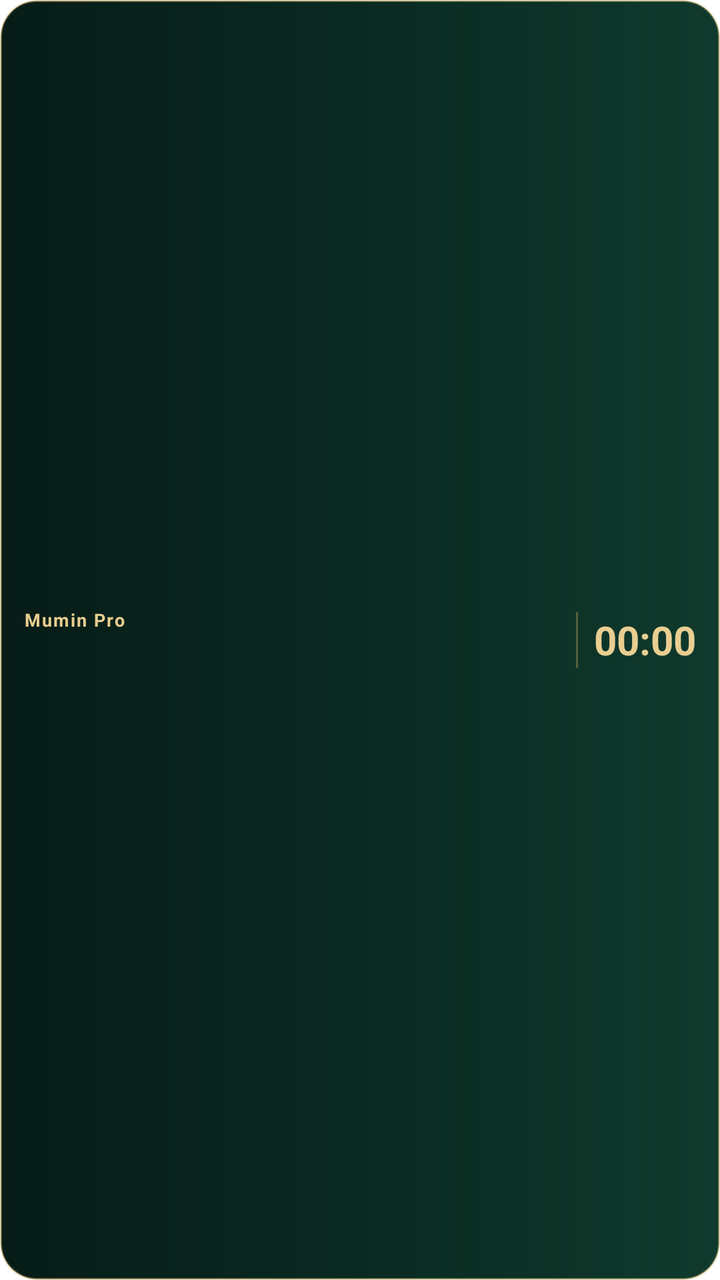
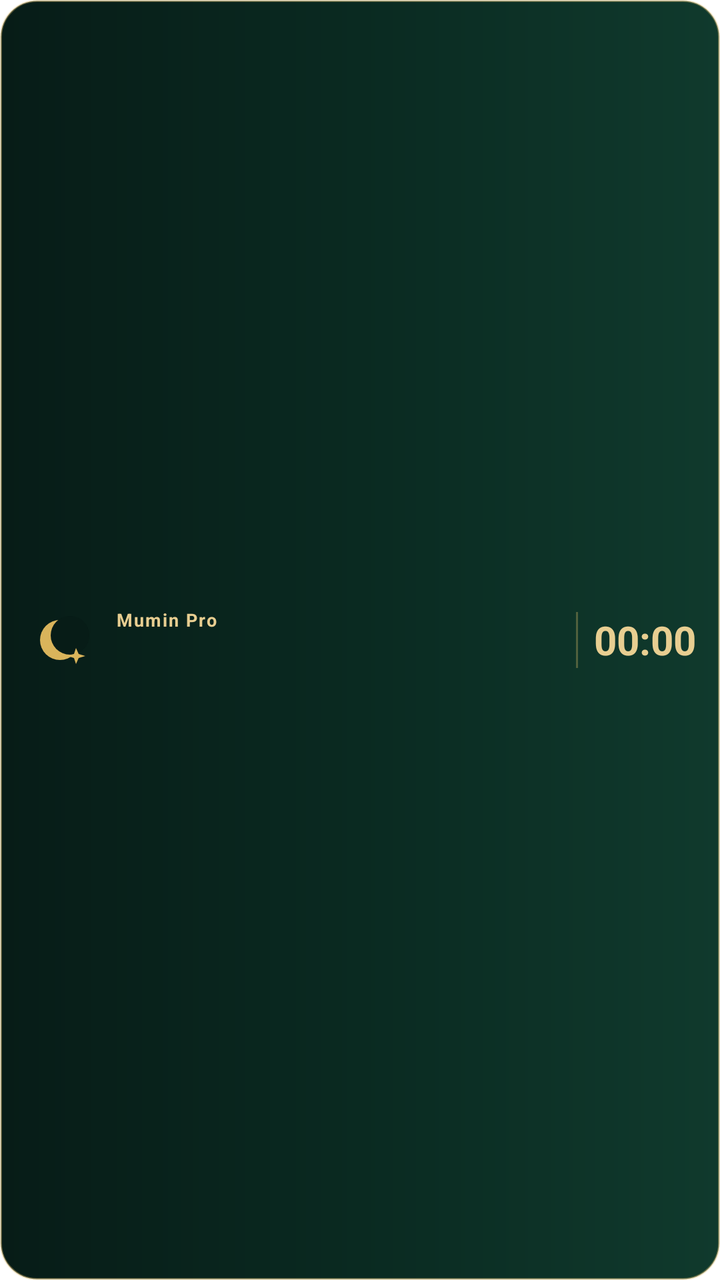

Two renders of the same Android screen: before a commit and after it. Below are the layout's source before the change and the commit's diff.
<!-- AndroidManifest.xml: fallback theme Theme.MaterialComponents.DayNight.NoActionBar -->
<!-- res/layout/mumin_prayer_countdown_collapsed.xml -->
<?xml version="1.0" encoding="utf-8"?>
<LinearLayout xmlns:android="http://schemas.android.com/apk/res/android"
    android:layout_width="match_parent"
    android:layout_height="48dp"
    android:orientation="horizontal"
    android:gravity="center_vertical"
    android:paddingStart="12dp"
    android:paddingEnd="12dp"
    android:background="@drawable/mumin_countdown_notification_bg">

    <LinearLayout
        android:layout_width="0dp"
        android:layout_height="wrap_content"
        android:layout_weight="1"
        android:orientation="vertical"
        android:gravity="center_vertical">

        <TextView
            android:id="@+id/mumin_countdown_title"
            android:layout_width="match_parent"
            android:layout_height="wrap_content"
            android:text="Mumin Pro"
            android:textColor="#E8CE91"
            android:textSize="9sp"
            android:textStyle="bold"
            android:letterSpacing="0.08"
            android:maxLines="1"
            android:ellipsize="end" />

        <TextView
            android:id="@+id/mumin_countdown_prayer"
            android:layout_width="match_parent"
            android:layout_height="wrap_content"
            android:layout_marginTop="1dp"
            android:textColor="#FFFFFCF5"
            android:textSize="14sp"
            android:textStyle="bold"
            android:maxLines="1"
            android:ellipsize="end" />
    </LinearLayout>

    <View
        android:layout_width="1dp"
        android:layout_height="28dp"
        android:layout_marginStart="8dp"
        android:layout_marginEnd="8dp"
        android:background="#55D8B66A" />

    <Chronometer
        android:id="@+id/mumin_countdown_timer"
        android:layout_width="wrap_content"
        android:layout_height="wrap_content"
        android:format="%s"
        android:textColor="#E8CE91"
        android:textSize="20sp"
        android:textStyle="bold"
        android:fontFamily="sans"
        android:gravity="center"
        android:contentDescription="Time remaining until next prayer" />
</LinearLayout>
<!-- resources referenced by this layout -->
<resources>
  <!-- drawable mumin_countdown_notification_bg (drawable) -->
  <?xml version="1.0" encoding="utf-8"?>
  <shape xmlns:android="http://schemas.android.com/apk/res/android">
      <corners android:radius="18dp" />
      <gradient
          android:angle="0"
          android:startColor="#071C17"
          android:centerColor="#0A2A21"
          android:endColor="#103A2D"
          android:type="linear" />
      <stroke
          android:width="1dp"
          android:color="#66D8B66A" />
  </shape>
</resources>

<!-- the commit's change to res/layout/mumin_prayer_countdown_collapsed.xml (unified diff, before → after) -->
@@ -7,6 +7,15 @@
     android:paddingStart="12dp"
     android:paddingEnd="12dp"
     android:background="@drawable/mumin_countdown_notification_bg">
+
+    <ImageView
+        android:id="@+id/mumin_countdown_logo"
+        android:layout_width="36dp"
+        android:layout_height="36dp"
+        android:layout_marginEnd="10dp"
+        android:scaleType="fitCenter"
+        android:src="@drawable/mumin_pro_brand"
+        android:contentDescription="Mumin Pro" />
 
     <LinearLayout
         android:layout_width="0dp"
<!-- resource entries referenced after the edit -->
@@ -14,5 +14,22 @@
           android:width="1dp"
           android:color="#66D8B66A" />
   </shape>
+  <!-- drawable mumin_pro_brand (drawable) -->
+  <?xml version="1.0" encoding="utf-8"?>
+  <vector xmlns:android="http://schemas.android.com/apk/res/android"
+      android:width="108dp"
+      android:height="108dp"
+      android:viewportWidth="108"
+      android:viewportHeight="108">
+      <path
+          android:fillColor="#D9B45B"
+          android:pathData="M54,24 A30,30 0,1 0,54 84 A30,30 0,1 0,54 24 Z" />
+      <path
+          android:fillColor="#071C17"
+          android:pathData="M69,18 A29,29 0,1 0,69 76 A29,29 0,1 0,69 18 Z" />
+      <path
+          android:fillColor="#D9B45B"
+          android:pathData="M78,66 L82,75 L92,78 L82,81 L78,90 L75,81 L65,78 L75,75 Z" />
+  </vector>
 </resources>
 
